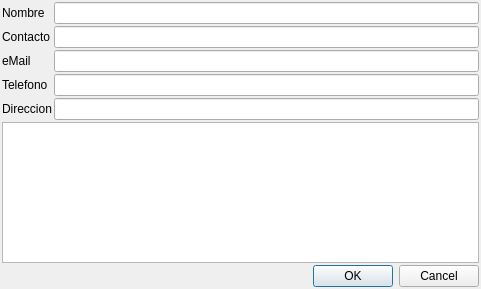
This is mksPlanner/views/dlgeditproveedor.ui in diegowald/mksPlanner as Qt 5 draws it before an edit. The edited form follows.
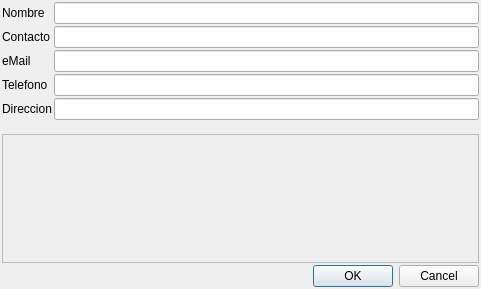
This is the edited form.

Commit message: Se eliminar tasksproveedor y se crea rubro proveedor. Se implementa ventana de asignacion

Patch:
```diff
--- a/mksPlanner/views/dlgeditproveedor.ui
+++ b/mksPlanner/views/dlgeditproveedor.ui
@@ -105,7 +105,15 @@
     </layout>
    </item>
    <item>
-    <widget class="QTableView" name="tblRubros"/>
+    <widget class="QFrame" name="frmRubros">
+     <property name="frameShape">
+      <enum>QFrame::StyledPanel</enum>
+     </property>
+     <property name="frameShadow">
+      <enum>QFrame::Raised</enum>
+     </property>
+     <layout class="QVBoxLayout" name="verticalLayout_2"/>
+    </widget>
    </item>
    <item>
     <widget class="QDialogButtonBox" name="buttonBox">
```
The commit also changes 28 other files.
